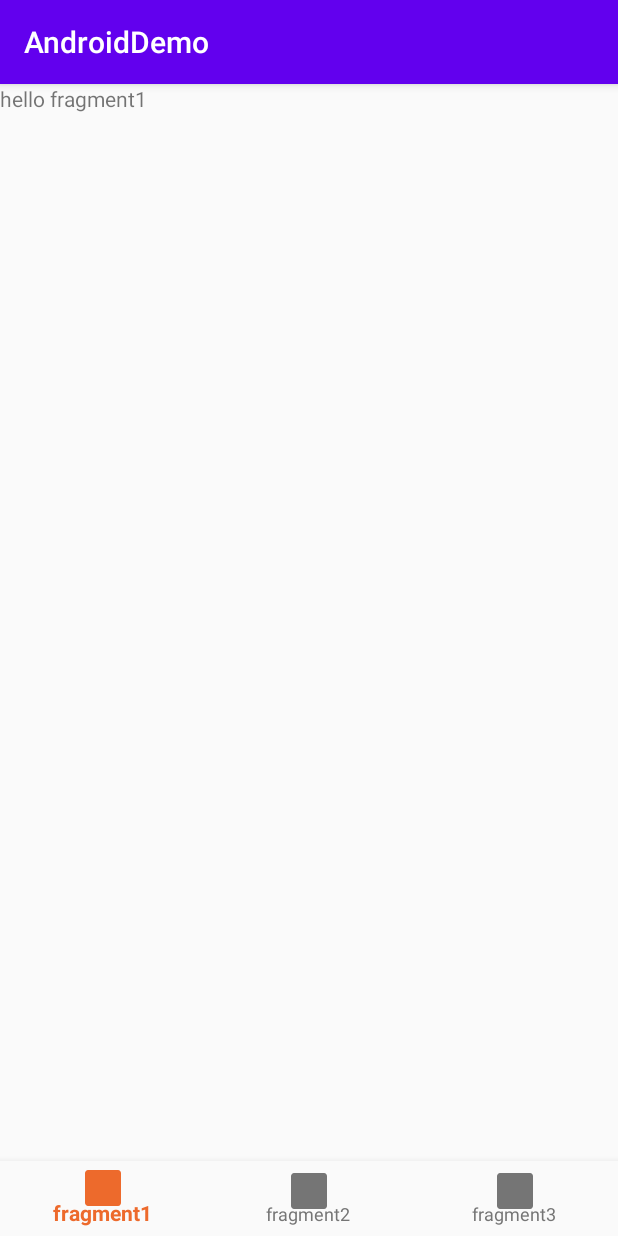
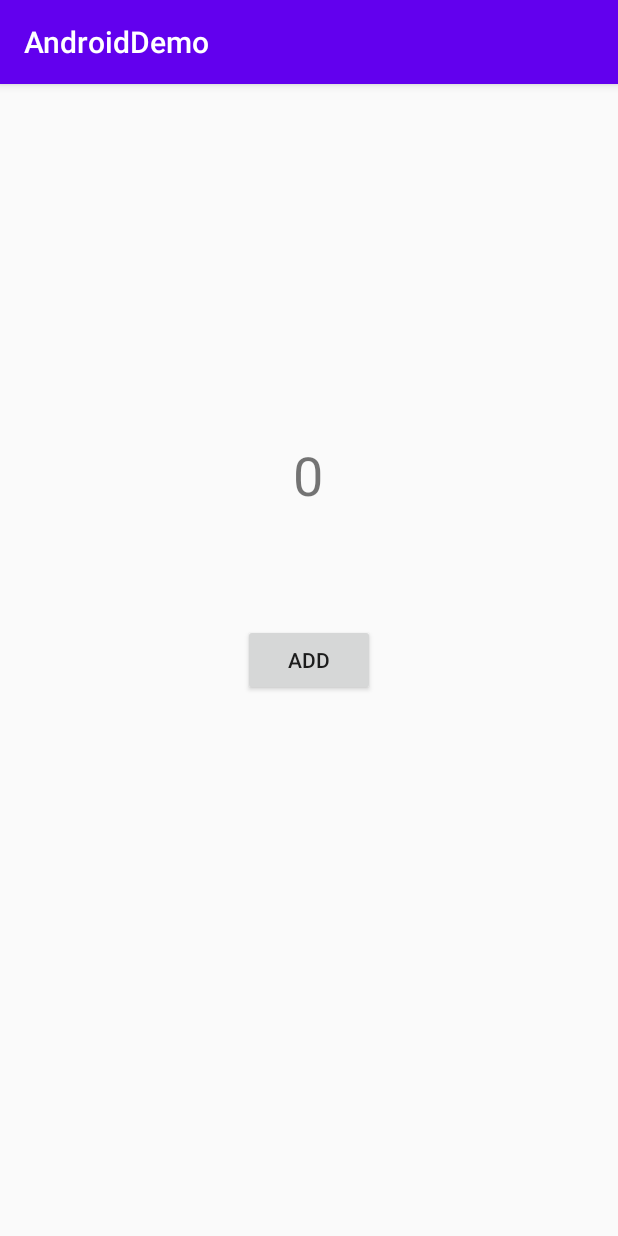
Before and after one commit to Edgar-Dong/Study, an Android app: the screen it shows after launch (LazyFragmentActivity before the commit, DataBindingActivity after it), on a phone screen of 412 x 824 dp. Run offline under Robolectric (Android 15) with nearby library versions, the phone set to English and light mode, and no system bars; our stand-ins replace Dagger/Hilt's generated code, data binding; libraries missing offline, so code that uses them is left out: com.alibaba.android; 1 statement that could not run was skipped.

Commit message:
jetpack:viewmodel、livedata、databinding入门

```diff
--- /dev/null
+++ b/app/src/main/java/com/android/example/jetpack/DataBindingActivity.java
@@ -0,0 +1,24 @@
+package com.android.example.jetpack;
+
+import androidx.appcompat.app.AppCompatActivity;
+import androidx.databinding.DataBindingUtil;
+import androidx.lifecycle.ViewModelProviders;
+
+import android.os.Bundle;
+import com.android.example.R;
+import com.android.example.databinding.ActivityDataBindingBinding;
+
+public class DataBindingActivity extends AppCompatActivity {
+    ViewModelWithLiveData viewModel;
+    ActivityDataBindingBinding binding;
+
+    @Override
+    protected void onCreate(Bundle savedInstanceState) {
+        super.onCreate(savedInstanceState);
+        binding = DataBindingUtil.setContentView(this,R.layout.activity_data_binding);
+
+        viewModel = ViewModelProviders.of(this).get(ViewModelWithLiveData.class);
+        binding.setData(viewModel);
+        binding.setLifecycleOwner(this);
+    }
+}
--- /dev/null
+++ b/app/src/main/java/com/android/example/jetpack/ViewModelWithLiveData.java
@@ -0,0 +1,29 @@
+package com.android.example.jetpack;
+
+import androidx.lifecycle.MutableLiveData;
+import androidx.lifecycle.ViewModel;
+
+/**
+ * @author:無忌
+ * @date:2020/12/10
+ * @description:
+ */
+public class ViewModelWithLiveData extends ViewModel {
+    private MutableLiveData<Integer> likedNumber;
+
+    public MutableLiveData<Integer> getLikedNumber() {
+        if (likedNumber == null) {
+            likedNumber = new MutableLiveData<>();
+            likedNumber.setValue(0);
+        }
+        return likedNumber;
+    }
+
+    public void addLikedNumber(int n) {
+        likedNumber.setValue(likedNumber.getValue() + n);
+    }
+
+    public void add(){
+        likedNumber.setValue(likedNumber.getValue() + 1);
+    }
+}
--- /dev/null
+++ b/app/src/main/res/drawable/ic_baseline_thumb_down_24.xml
@@ -0,0 +1,5 @@
+<vector android:height="50dp" android:tint="#3E27E2"
+    android:viewportHeight="24" android:viewportWidth="24"
+    android:width="50dp" xmlns:android="http://schemas.android.com/apk/res/android">
+    <path android:fillColor="@android:color/white" android:pathData="M15,3L6,3c-0.83,0 -1.54,0.5 -1.84,1.22l-3.02,7.05c-0.09,0.23 -0.14,0.47 -0.14,0.73v2c0,1.1 0.9,2 2,2h6.31l-0.95,4.57 -0.03,0.32c0,0.41 0.17,0.79 0.44,1.06L9.83,23l6.59,-6.59c0.36,-0.36 0.58,-0.86 0.58,-1.41L17,5c0,-1.1 -0.9,-2 -2,-2zM19,3v12h4L23,3h-4z"/>
+</vector>
--- /dev/null
+++ b/app/src/main/res/drawable/ic_baseline_thumb_up_24.xml
@@ -0,0 +1,5 @@
+<vector android:height="50dp" android:tint="#E2430C"
+    android:viewportHeight="24" android:viewportWidth="24"
+    android:width="50dp" xmlns:android="http://schemas.android.com/apk/res/android">
+    <path android:fillColor="@android:color/white" android:pathData="M1,21h4L5,9L1,9v12zM23,10c0,-1.1 -0.9,-2 -2,-2h-6.31l0.95,-4.57 0.03,-0.32c0,-0.41 -0.17,-0.79 -0.44,-1.06L14.17,1 7.59,7.59C7.22,7.95 7,8.45 7,9v10c0,1.1 0.9,2 2,2h9c0.83,0 1.54,-0.5 1.84,-1.22l3.02,-7.05c0.09,-0.23 0.14,-0.47 0.14,-0.73v-2z"/>
+</vector>
--- /dev/null
+++ b/app/src/main/res/layout/activity_data_binding.xml
@@ -0,0 +1,41 @@
+<?xml version="1.0" encoding="utf-8"?>
+<layout xmlns:android="http://schemas.android.com/apk/res/android"
+    xmlns:app="http://schemas.android.com/apk/res-auto"
+    xmlns:tools="http://schemas.android.com/tools">
+
+    <data>
+        <variable
+            name="data"
+            type="com.android.example.jetpack.ViewModelWithLiveData" />
+    </data>
+
+    <androidx.constraintlayout.widget.ConstraintLayout
+        android:layout_width="match_parent"
+        android:layout_height="match_parent"
+        tools:context=".jetpack.DataBindingActivity">
+
+        <TextView
+            android:id="@+id/textView"
+            android:layout_width="wrap_content"
+            android:layout_height="wrap_content"
+            android:text="@{String.valueOf(data.likedNumber)}"
+            android:textSize="36sp"
+            app:layout_constraintBottom_toBottomOf="parent"
+            app:layout_constraintEnd_toEndOf="parent"
+            app:layout_constraintHorizontal_bias="0.498"
+            app:layout_constraintStart_toStartOf="parent"
+            app:layout_constraintTop_toTopOf="parent"
+            app:layout_constraintVertical_bias="0.328" />
+
+        <Button
+            android:id="@+id/button"
+            android:layout_width="wrap_content"
+            android:layout_height="wrap_content"
+            android:onClick="@{()->data.add()}"
+            android:text="@string/add"
+            app:layout_constraintBottom_toBottomOf="parent"
+            app:layout_constraintEnd_toEndOf="parent"
+            app:layout_constraintStart_toStartOf="parent"
+            app:layout_constraintTop_toTopOf="parent" />
+    </androidx.constraintlayout.widget.ConstraintLayout>
+</layout>
--- a/app/src/main/res/values/strings.xml
+++ b/app/src/main/res/values/strings.xml
@@ -40,4 +40,10 @@
     <string name="rx_BehaviorSubject">BehaviorSubject</string>
     <string name="rx_Completable">Completable</string>
     <string name="rx_Flowable">Flowable</string>
+    <string name="welcome">TextView</string>
+    <string name="button">+1</string>
+    <string name="button2">+2</string>
+    <string name="textview">Hello World</string>
+    <string name="imageButtonDescription" />
+    <string name="add">add</string>
 </resources>
```
Also changed, not shown: app/build.gradle (+9 -0 lines), app/src/main/AndroidManifest.xml (+29 -8 lines), app/src/main/java/com/android/example/jetpack/LiveDataActivity.java (added, +47 -0 lines), app/src/main/java/com/android/example/jetpack/MyViewModel.java (added, +12 -0 lines), app/src/main/java/com/android/example/jetpack/ViewModelActivity.java (added, +42 -0 lines), app/src/main/res/layout/activity_live_data.xml (added, +46 -0 lines), app/src/main/res/layout/activity_view_model.xml (added, +44 -0 lines).
